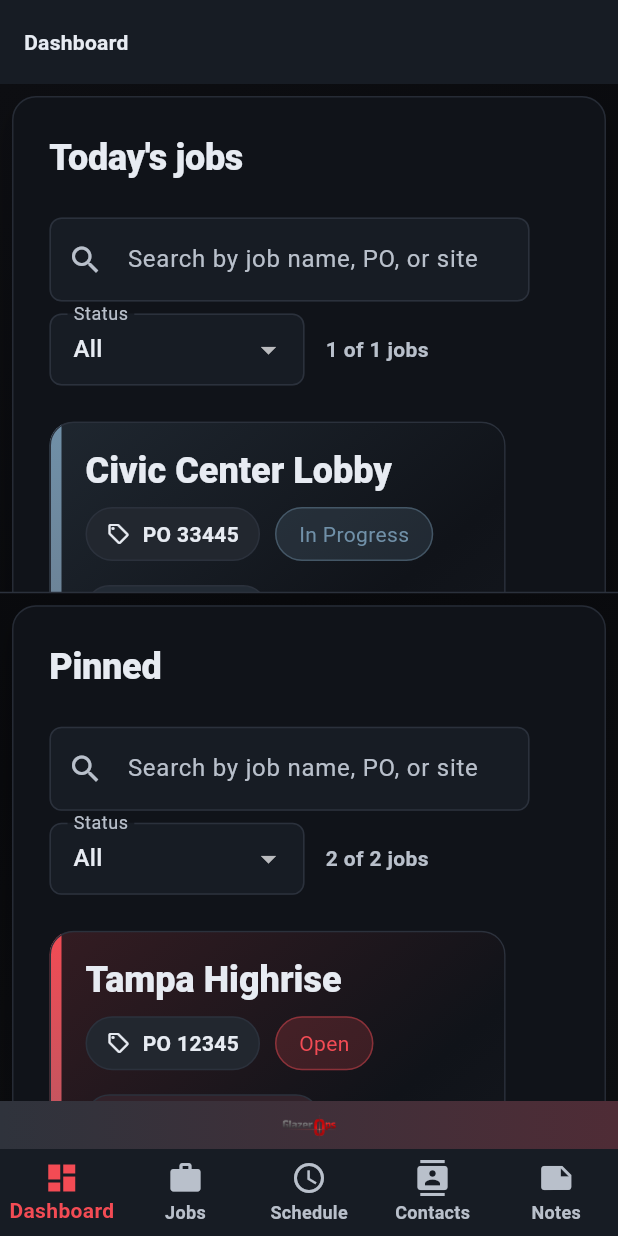
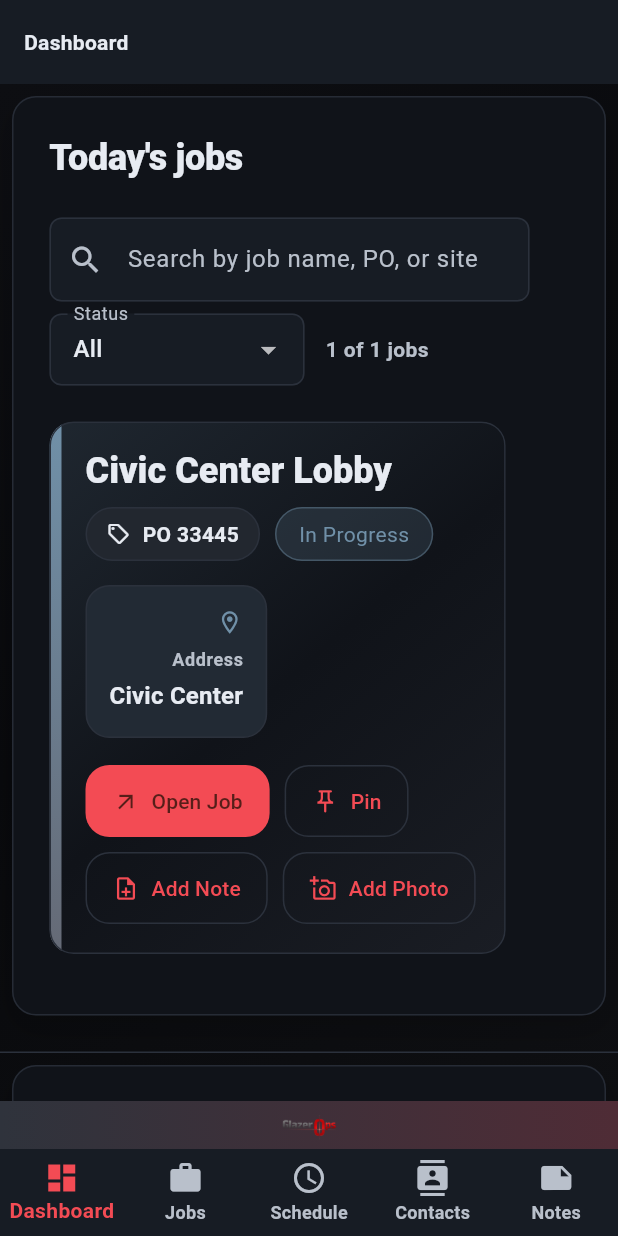
Before and after one commit to S-Rog6/glazer_ops_flutter, a Flutter app: the screen it shows after launch, on a phone screen of 412 x 824 dp. Run offline on Flutter 3.47's test engine with Material 3 defaults, Android fonts, the phone set to English and light mode, and no system bars.

Commit message:
fix: remove per-area scrollbars on dashboard, add View More/Less card limit
Co-authored-by: S-Rog6 <66977851+S-Rog6@users.noreply.github.com>
Agent-Logs-Url: https://github.com/S-Rog6/glazer_ops_flutter/sessions/55e19720-bab4-4200-ab38-17f4723ab459

```diff
--- a/lib/features/dashboard/dashboard_page.dart
+++ b/lib/features/dashboard/dashboard_page.dart
@@ -16,16 +16,22 @@ class DashboardPage extends StatelessWidget {
         .where((job) => _pinnedJobIds.contains(job.id))
         .toList();
 
-    return Column(
-      children: [
-        Expanded(
-          child: CardDisplayArea(title: "Today's jobs", jobs: todaysJobs),
-        ),
-        const Divider(height: 1),
-        Expanded(
-          child: CardDisplayArea(title: 'Pinned', jobs: pinnedJobs),
-        ),
-      ],
+    return SingleChildScrollView(
+      child: Column(
+        children: [
+          CardDisplayArea(
+            title: "Today's jobs",
+            jobs: todaysJobs,
+            maxVisibleItems: 4,
+          ),
+          const Divider(height: 1),
+          CardDisplayArea(
+            title: 'Pinned',
+            jobs: pinnedJobs,
+            maxVisibleItems: 4,
+          ),
+        ],
+      ),
     );
   }
 
--- a/lib/features/jobs/widgets/card_display_area.dart
+++ b/lib/features/jobs/widgets/card_display_area.dart
@@ -9,11 +9,16 @@ class CardDisplayArea extends StatefulWidget {
   final List<Job> jobs;
   final List<Widget> actions;
 
+  /// When set, the area renders without its own scroll view and shows at most
+  /// [maxVisibleItems] cards, with a "View More / View Less" toggle button.
+  final int? maxVisibleItems;
+
   const CardDisplayArea({
     super.key,
     required this.title,
     required this.jobs,
     this.actions = const [],
+    this.maxVisibleItems,
   });
 
   @override
@@ -25,6 +30,7 @@ class _CardDisplayAreaState extends State<CardDisplayArea> {
 
   final TextEditingController _searchController = TextEditingController();
   String _selectedStatus = _allStatuses;
+  bool _isExpanded = false;
 
   @override
   void dispose() {
@@ -51,14 +57,13 @@ class _CardDisplayAreaState extends State<CardDisplayArea> {
         final panelSurface = colorScheme.surface;
         final filterSurface = colorScheme.surfaceContainerHighest;
 
-        return SingleChildScrollView(
-          padding: EdgeInsets.fromLTRB(
-            isMobile ? AppSizes.paddingSmall : AppSizes.paddingLarge,
-            AppSizes.paddingSmall,
-            isMobile ? AppSizes.paddingSmall : AppSizes.paddingLarge,
-            AppSizes.paddingLarge,
-          ),
-          child: Center(
+        final hasLimit = widget.maxVisibleItems != null;
+        final visibleJobs = hasLimit && !_isExpanded
+            ? filteredJobs.take(widget.maxVisibleItems!).toList()
+            : filteredJobs;
+        final hasMore = hasLimit && filteredJobs.length > widget.maxVisibleItems!;
+
+        final panel = Center(
           child: ConstrainedBox(
             constraints: const BoxConstraints(maxWidth: 1200),
             child: Container(
@@ -171,12 +176,42 @@ class _CardDisplayAreaState extends State<CardDisplayArea> {
                       ),
                     )
                   else
-                      ...filteredJobs.map((job) => JobCard(job: job)),
+                    ...visibleJobs.map((job) => JobCard(job: job)),
+                  if (hasMore)
+                    Align(
+                      alignment: Alignment.centerLeft,
+                      child: TextButton.icon(
+                        onPressed: () => setState(() => _isExpanded = !_isExpanded),
+                        icon: Icon(_isExpanded ? Icons.expand_less : Icons.expand_more),
+                        label: Text(_isExpanded ? 'View Less' : 'View More'),
+                      ),
+                    ),
                 ],
               ),
             ),
           ),
+        );
+
+        if (hasLimit) {
+          return Padding(
+            padding: EdgeInsets.fromLTRB(
+              isMobile ? AppSizes.paddingSmall : AppSizes.paddingLarge,
+              AppSizes.paddingSmall,
+              isMobile ? AppSizes.paddingSmall : AppSizes.paddingLarge,
+              AppSizes.paddingLarge,
             ),
+            child: panel,
+          );
+        }
+
+        return SingleChildScrollView(
+          padding: EdgeInsets.fromLTRB(
+            isMobile ? AppSizes.paddingSmall : AppSizes.paddingLarge,
+            AppSizes.paddingSmall,
+            isMobile ? AppSizes.paddingSmall : AppSizes.paddingLarge,
+            AppSizes.paddingLarge,
+          ),
+          child: panel,
         );
       },
     );
```
Lines whose indentation alone changed are shown as unchanged.
